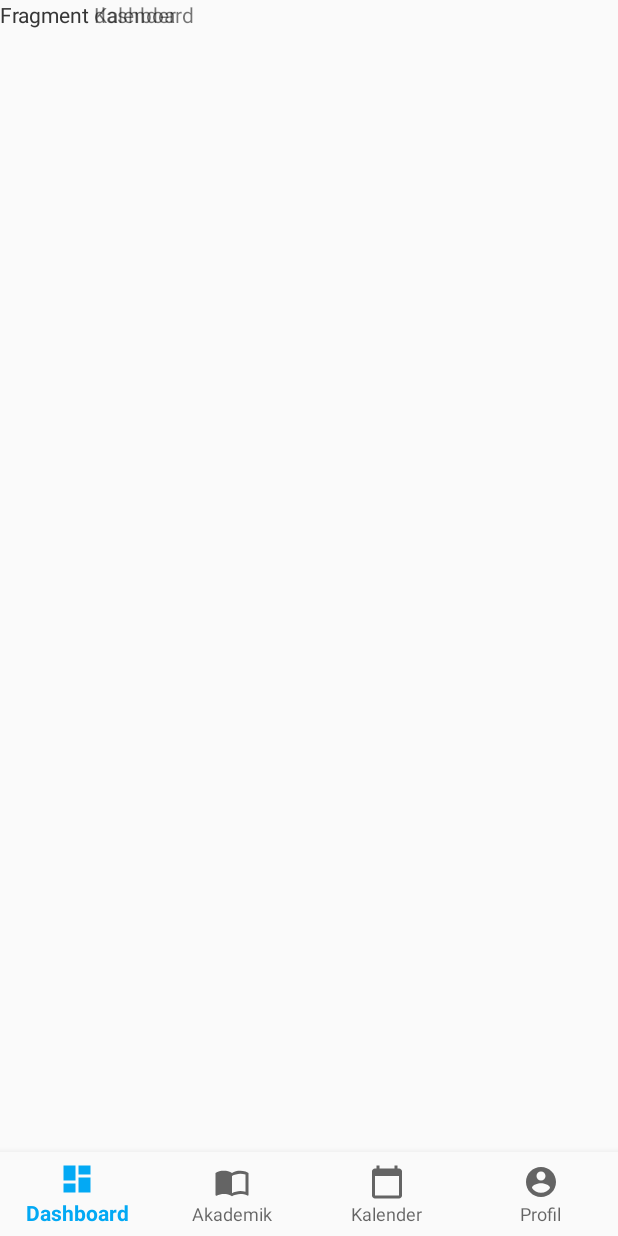
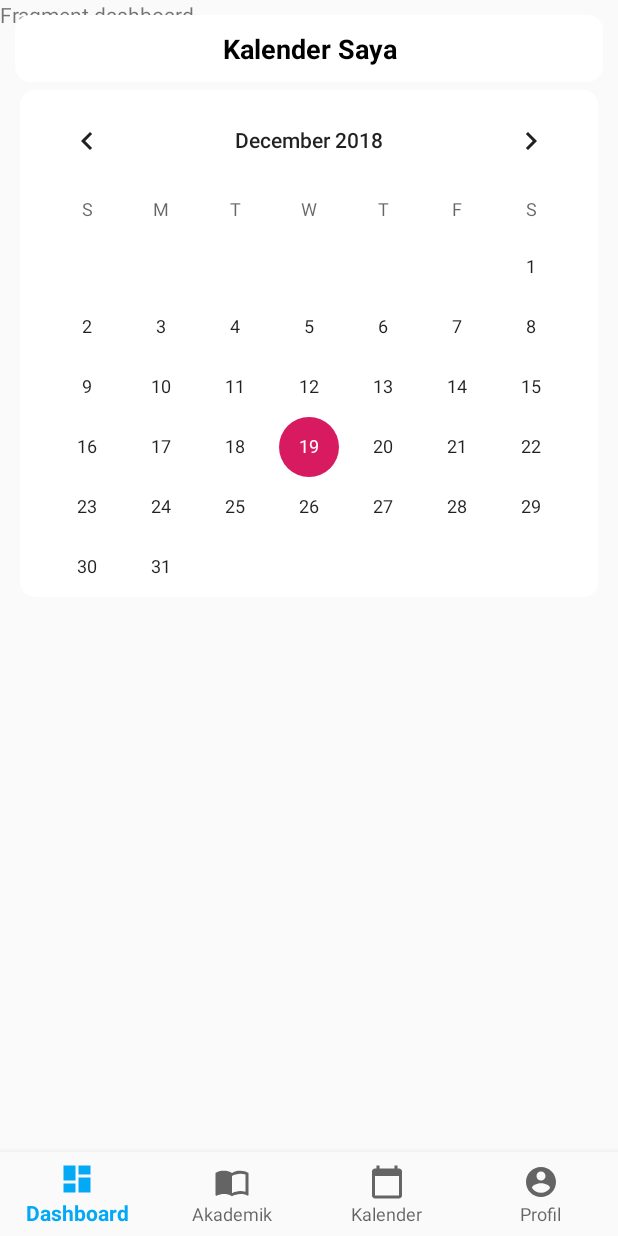
Before and after one commit to umaaamm/TUGAS_RPLL_INGETIN, an Android app: the fragment Kalender placed in its activity, on a phone screen of 412 x 824 dp. Run offline under Robolectric (Android 15) with nearby library versions, the phone set to English and light mode, and no system bars.

Commit message:
Add kalender

```diff
--- /dev/null
+++ b/app/src/main/res/drawable/bg_calender.xml
@@ -0,0 +1,6 @@
+<?xml version="1.0" encoding="utf-8"?>
+<shape xmlns:android="http://schemas.android.com/apk/res/android">
+    <corners android:radius="10dp"/>
+    <solid android:color="#fff"/>
+
+</shape>
--- a/app/src/main/res/layout/fragment_kalender.xml
+++ b/app/src/main/res/layout/fragment_kalender.xml
@@ -6,9 +6,86 @@
     tools:context=".Kalender">
 
     <!-- TODO: Update blank fragment layout -->
-    <TextView
+
+
+
+    <RelativeLayout
+        android:paddingLeft="10dp"
+        android:paddingRight="10dp"
+        android:paddingTop="10dp"
+        android:paddingBottom="10dp"
+        android:layout_marginStart="10dp"
+        android:layout_marginEnd="10dp"
+        android:layout_marginTop="10dp"
+
         android:layout_width="match_parent"
-        android:layout_height="match_parent"
-        android:text="Fragment Kalender" />
+        android:layout_height="wrap_content"
+        android:gravity="center"
+        android:layout_marginBottom="30dp"
+        android:background="@drawable/bg_calender"
+        >
+
+
+        <TextView
+        android:layout_width="match_parent"
+        android:layout_height="wrap_content"
+        android:text="Kalender Saya"
+            android:textSize="18sp"
+            android:textAlignment="center"
+            android:textStyle="bold"
+            android:textColor="#000"/>
+
+
+    </RelativeLayout>
+
+    <RelativeLayout
+        android:paddingLeft="3dp"
+        android:paddingRight="3dp"
+        android:paddingTop="50dp"
+        android:layout_width="match_parent"
+        android:layout_height="wrap_content"
+        android:gravity="center"
+        >
+
+
+        <!--<android.support.v7.widget.CardView xmlns:android="http://schemas.android.com/apk/res/android"-->
+            <!--xmlns:card_view="http://schemas.android.com/apk/res-auto"-->
+            <!--android:id="@+id/cardlist_suhu"-->
+            <!--android:layout_width="match_parent"-->
+            <!--android:layout_height="wrap_content"-->
+            <!--android:layout_marginBottom="10dp"-->
+            <!--android:layout_marginLeft="5dp"-->
+            <!--android:layout_marginRight="5dp"-->
+            <!--android:layout_marginTop="5dp"-->
+            <!--android:foreground="?android:attr/selectableItemBackground"-->
+            <!--android:orientation="vertical"-->
+            <!--card_view:cardBackgroundColor="#EEEEEE"-->
+            <!--card_view:cardCornerRadius="10dp"-->
+            <!--card_view:cardElevation="@dimen/cardview_default_elevation">-->
+
+
+            <RelativeLayout
+                android:layout_marginTop="10dp"
+                android:layout_marginLeft="10dp"
+                android:layout_marginRight="10dp"
+                android:layout_marginBottom="10dp"
+                android:layout_width="match_parent"
+                android:layout_height="wrap_content">
+
+                <CalendarView
+                    android:layout_width="match_parent"
+                    android:layout_height="wrap_content"
+                    android:background="@drawable/bg_calender">
+
+                </CalendarView>
+
+
+            </RelativeLayout>
+
+        <!--</android.support.v7.widget.CardView>-->
+
+
+
+    </RelativeLayout>
 
 </FrameLayout>
```
